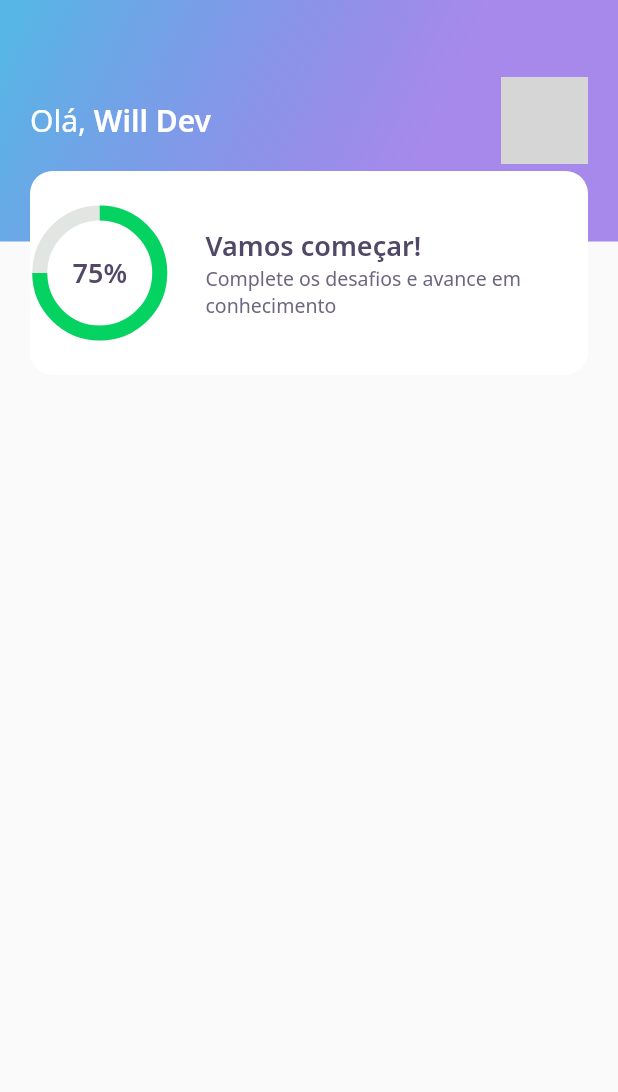
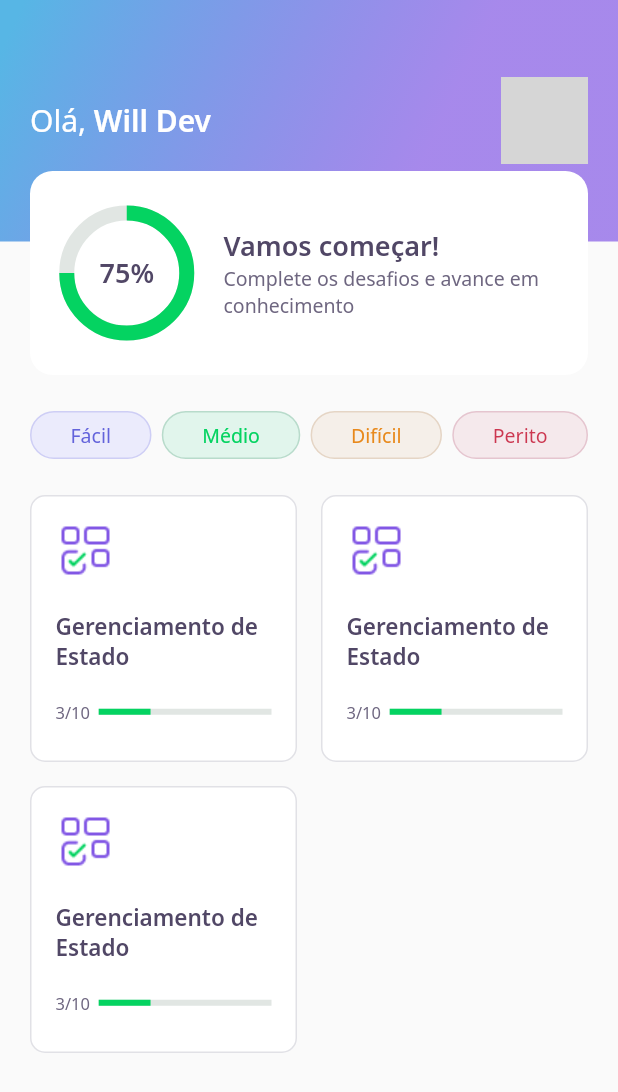
Before and after one commit to WillianLiduenha/NLW5, a Flutter app: the HomePage screen opened directly, on a phone screen of 412 x 824 dp. Shown: the top 1092 px of the screen. Run offline on Flutter 3.47's test engine with Material 2 defaults, Android fonts, the phone set to English and light mode, and no system bars; our stand-ins replace google_fonts; network calls fail; grey boxes are pictures that could not be loaded.

Commit message:
Aula 02, aula de terça

```diff
--- a/lib/core/app_widget.dart
+++ b/lib/core/app_widget.dart
@@ -1,4 +1,5 @@
 
+import 'package:DevQuiz/challenge/challenge_page.dart';
 import 'package:DevQuiz/home/home_page.dart';
 import 'package:flutter/material.dart';
 
@@ -7,7 +8,7 @@ class AppWidget extends StatelessWidget {
   Widget build(BuildContext context) {
     return MaterialApp(
       title: "DevQuiz",
-      home: HomePage(),
+      home: ChallengePage(),
     );
   }
 }
--- a/lib/home/home_page.dart
+++ b/lib/home/home_page.dart
@@ -1,4 +1,6 @@
 import 'package:DevQuiz/home/widgets/appbar/app_bar_widgets.dart';
+import 'package:DevQuiz/home/widgets/level_button/level_button_widget.dart';
+import 'package:DevQuiz/home/widgets/quiz_card/quiz_card_widget.dart';
 import 'package:flutter/material.dart';
 
 class HomePage extends StatefulWidget {
@@ -12,7 +14,48 @@ class _HomePageState extends State<HomePage> {
   @override
   Widget build(BuildContext context) {
     return Scaffold(
-      appBar: AppBarWidget(),
-    );
+        appBar: AppBarWidget(),
+        body: Padding(
+          padding: const EdgeInsets.symmetric(horizontal: 20),
+          child: Column(
+            children: [
+              SizedBox(
+                height: 24,
+              ),
+              Row(
+                mainAxisAlignment: MainAxisAlignment.spaceBetween,
+                children: [
+                  LevelButtonWidget(
+                    label: "Fácil",
+                  ),
+                  LevelButtonWidget(
+                    label: "Médio",
+                  ),
+                  LevelButtonWidget(
+                    label: "Difícil",
+                  ),
+                  LevelButtonWidget(
+                    label: "Perito",
+                  ),
+                ],
+              ),
+              SizedBox(
+                height: 24,
+              ),
+              Expanded(
+                child: GridView.count(
+                  crossAxisSpacing: 16,
+                  mainAxisSpacing: 16,
+                  crossAxisCount: 2,
+                  children: [
+                    QuizCardWidget(),
+                    QuizCardWidget(),
+                    QuizCardWidget(),
+                  ],
+                ),
+              ),
+            ],
+          ),
+        ));
   }
 }
--- a/lib/home/widgets/chart/chart_widget.dart
+++ b/lib/home/widgets/chart/chart_widget.dart
@@ -6,7 +6,8 @@ class ChartWidget extends StatelessWidget {
 
   @override
   Widget build(BuildContext context) {
-    return Container(
+    return
+    Container(
       height: 80,
       width: 80,
       child: Stack(
--- /dev/null
+++ b/lib/home/widgets/level_button/level_button_widget.dart
@@ -0,0 +1,62 @@
+import 'package:DevQuiz/core/app_colors.dart';
+import 'package:flutter/material.dart';
+import 'package:google_fonts/google_fonts.dart';
+
+class LevelButtonWidget extends StatelessWidget {
+  final String label;
+  LevelButtonWidget({
+    Key? key,
+    required this.label,
+  })  : assert(["Fácil", "Médio", "Difícil", "Perito"].contains(label)),
+        super(key: key);
+
+  final config = {
+    "Fácil": {
+      "color": AppColors.levelButtonFacil,
+      "borderColor": AppColors.levelButtonBorderFacil,
+      "fontColor": AppColors.levelButtonTextFacil,
+    },
+    "Médio": {
+      "color": AppColors.levelButtonMedio,
+      "borderColor": AppColors.levelButtonBorderMedio,
+      "fontColor": AppColors.levelButtonTextMedio,
+    },
+    "Difícil": {
+      "color": AppColors.levelButtonDificil,
+      "borderColor": AppColors.levelButtonBorderDificil,
+      "fontColor": AppColors.levelButtonTextDificil,
+    },
+    "Perito": {
+      "color": AppColors.levelButtonPerito,
+      "borderColor": AppColors.levelButtonBorderPerito,
+      "fontColor": AppColors.levelButtonTextPerito,
+    },
+  };
+
+  Color get color => config[label]!['color']!;
+  Color get borderColor => config[label]!['borderColor']!;
+  Color get fontColor => config[label]!['fontColor']!;
+
+  @override
+  Widget build(BuildContext context) {
+    return Container(
+      decoration: BoxDecoration(
+        color: color,
+        border: Border.fromBorderSide(BorderSide(
+          color: borderColor,
+        )),
+        borderRadius: BorderRadius.circular(28),
+      ),
+      child: Padding(
+        padding: const EdgeInsets.symmetric(horizontal: 26, vertical: 6),
+        child: Text(
+          label,
+          style: GoogleFonts.notoSans(
+            color: fontColor,
+            fontSize: 13,
+          ),
+        ),
+      ),
+    );
+  }
+}
--- /dev/null
+++ b/lib/home/widgets/quiz_card/quiz_card_widget.dart
@@ -0,0 +1,55 @@
+import 'package:DevQuiz/core/app_colors.dart';
+import 'package:DevQuiz/core/app_images.dart';
+import 'package:DevQuiz/core/app_text_styles.dart';
+import 'package:DevQuiz/shared/widgets/progress_indicator/progress_indicator_widget.dart';
+import 'package:flutter/material.dart';
+
+class QuizCardWidget extends StatelessWidget {
+  const QuizCardWidget({Key? key}) : super(key: key);
+
+  @override
+  Widget build(BuildContext context) {
+    return Container(
+      padding: EdgeInsets.all(16),
+      decoration: BoxDecoration(
+        border: Border.fromBorderSide(
+          BorderSide(color: AppColors.border),
+        ),
+        color: AppColors.white,
+        borderRadius: BorderRadius.circular(10),
+      ),
+      child: Column(
+        crossAxisAlignment: CrossAxisAlignment.start,
+        children: [
+          Container(
+            height: 40,
+            width: 40,
+            child: Image.asset(AppImages.blocks),
+          ),
+          SizedBox(
+            height: 20,
+          ),
+          Text("Gerenciamento de Estado", style: AppTextStyles.heading15),
+          SizedBox(
+            height: 20,
+          ),
+          Row(
+            children: [
+              Expanded(
+                flex: 1,
+                child: Text(
+                  "3/10",
+                  style: AppTextStyles.body11,
+                ),
+              ),
+              Expanded(
+                flex: 4,
+                child: ProgressIndicatorWidget(value: 0.3),
+              )
+            ],
+          )
+        ],
+      ),
+    );
+  }
+}
--- a/lib/home/widgets/score_card/score_card_widget.dart
+++ b/lib/home/widgets/score_card/score_card_widget.dart
@@ -16,6 +16,8 @@ class ScoreCardWidget extends StatelessWidget {
           color: AppColors.white,
           borderRadius: BorderRadius.circular(15)
         ),
+        child: Padding(
+          padding: const EdgeInsets.symmetric(horizontal: 24),
           child: Row(
             crossAxisAlignment: CrossAxisAlignment.center,
             children: [
@@ -41,6 +43,7 @@ class ScoreCardWidget extends StatelessWidget {
             ],
           ),
         ),
+      ),
     );
   }
 }
--- /dev/null
+++ b/lib/shared/widgets/progress_indicator/progress_indicator_widget.dart
@@ -0,0 +1,15 @@
+import 'package:DevQuiz/core/core.dart';
+import 'package:flutter/material.dart';
+
+class ProgressIndicatorWidget extends StatelessWidget {
+  final double value;
+  const ProgressIndicatorWidget({Key? key, required this.value}) : super(key: key);
+  @override
+  Widget build(BuildContext context) {
+    return LinearProgressIndicator(
+      value: value,
+      backgroundColor: AppColors.chartSecondary,
+      valueColor: AlwaysStoppedAnimation<Color>(AppColors.chartPrimary),
+    );
+  }
+}
```
Also changed, not shown: lib/challenge/challenge_page.dart (added, +25 -0 lines), lib/challenge/widgets/awnser/awnser_widget.dart (added, +81 -0 lines), lib/challenge/widgets/question_indicator/question_indicator_widget.dart (added, +32 -0 lines), lib/challenge/widgets/quiz/quiz_widget.dart (added, +29 -0 lines). Lines whose indentation alone changed are shown as unchanged.
